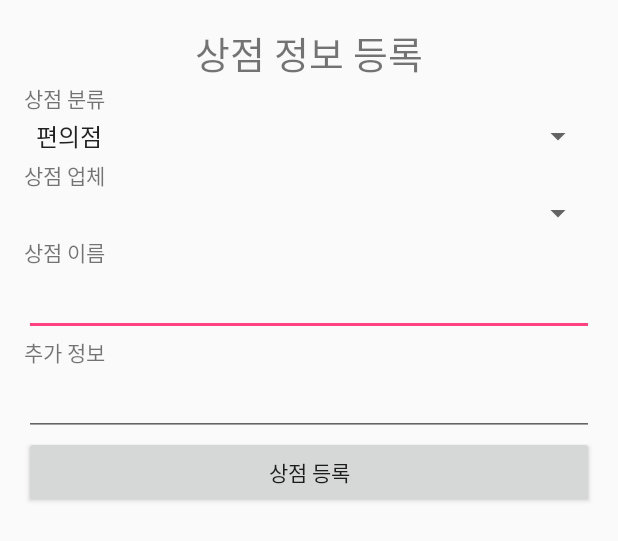
After one commit to lowcrash33/ShopItemClient, an Android app: the layout dialog_shop_info.xml on its own in the app's theme, with its tools: preview values and no code run, on a phone screen of 412 x 824 dp. The commit adds this screen. Shown: the top 541 px of the screen. Run offline under Robolectric (Android 15) with nearby library versions, the phone set to English and light mode, and no system bars.

Commit message:
Shop insert module added

```diff
--- a/app/src/main/AndroidManifest.xml
+++ b/app/src/main/AndroidManifest.xml
@@ -36,8 +36,6 @@
     -->
     <uses-permission android:name="android.permission.ACCESS_FINE_LOCATION" />
 
-    <android:uses-permission android:name="android.permission.READ_PHONE_STATE" />
-    <android:uses-permission android:name="android.permission.READ_EXTERNAL_STORAGE" />
 
     <application
         android:allowBackup="true"
@@ -86,6 +84,7 @@
                 android:name="android.support.PARENT_ACTIVITY"
                 android:value="com.bigpicture.hje.scan.MainActivity" />
         </activity>
+
     </application>
 
 </manifest>
--- /dev/null
+++ b/app/src/main/res/layout/dialog_shop_info.xml
@@ -0,0 +1,75 @@
+<LinearLayout xmlns:android="http://schemas.android.com/apk/res/android"
+    android:layout_width="match_parent"
+    android:layout_height="match_parent"
+    android:minWidth="300dp"
+    android:minHeight="350dp"
+    android:paddingBottom="@dimen/activity_vertical_margin"
+    android:paddingLeft="@dimen/activity_horizontal_margin"
+    android:paddingRight="@dimen/activity_horizontal_margin"
+    android:paddingTop="@dimen/activity_vertical_margin"
+    android:orientation="vertical" >
+
+    <TextView
+        android:layout_width="match_parent"
+        android:layout_height="wrap_content"
+        android:text="상점 정보 등록"
+        android:textSize="25dp"
+        android:textAlignment="center"
+        />
+
+    <TextView
+        android:layout_width="wrap_content"
+        android:layout_height="wrap_content"
+        android:text="상점 분류"
+        />
+
+    <Spinner
+        android:id="@+id/spinner_type"
+        android:layout_width="match_parent"
+        android:layout_height="30dp"
+        android:entries="@array/shop_type"/>
+
+    <TextView
+        android:layout_width="wrap_content"
+        android:layout_height="wrap_content"
+        android:text="상점 업체"
+        />
+
+    <Spinner
+        android:id="@+id/spinner_vendor"
+        android:layout_width="match_parent"
+        android:layout_height="30dp"
+        />
+
+    <TextView
+        android:layout_width="wrap_content"
+        android:layout_height="wrap_content"
+        android:text="상점 이름"
+        />
+
+    <EditText
+        android:id="@+id/edittext_shop_name"
+        android:layout_width="match_parent"
+        android:layout_height="wrap_content"
+        />
+
+    <TextView
+        android:layout_width="wrap_content"
+        android:layout_height="wrap_content"
+        android:text="추가 정보"
+        />
+
+    <EditText
+        android:id="@+id/edittext_shop_info"
+        android:layout_width="match_parent"
+        android:layout_height="wrap_content"
+        />
+
+    <Button
+        android:id="@+id/button_send"
+        android:layout_width="match_parent"
+        android:layout_height="wrap_content"
+        android:text="상점 등록"
+        />
+
+</LinearLayout>
```
Also changed, not shown: app/build.gradle (+8 -0 lines), app/src/main/java/com/Network/HttpClient.java (added, +203 -0 lines), app/src/main/java/com/Network/NetworkTask.java (added, +64 -0 lines), app/src/main/java/com/VO/Shop.java (added, +77 -0 lines), app/src/main/java/com/bigpicture/hje/scan/MapsActivity.java (+28 -17 lines), app/src/main/java/com/bigpicture/hje/scan/ShopDialog.java (added, +136 -0 lines), app/src/main/java/com/common/Scan.java (added, +13 -0 lines), app/src/main/res/values/array.xml (added, +19 -0 lines).
